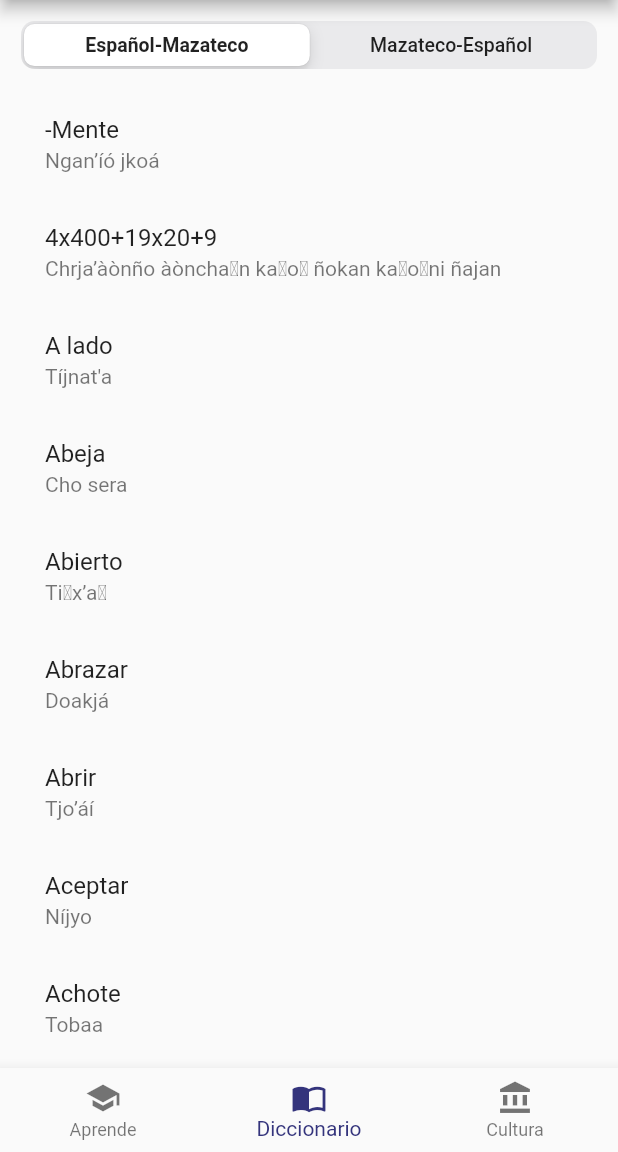
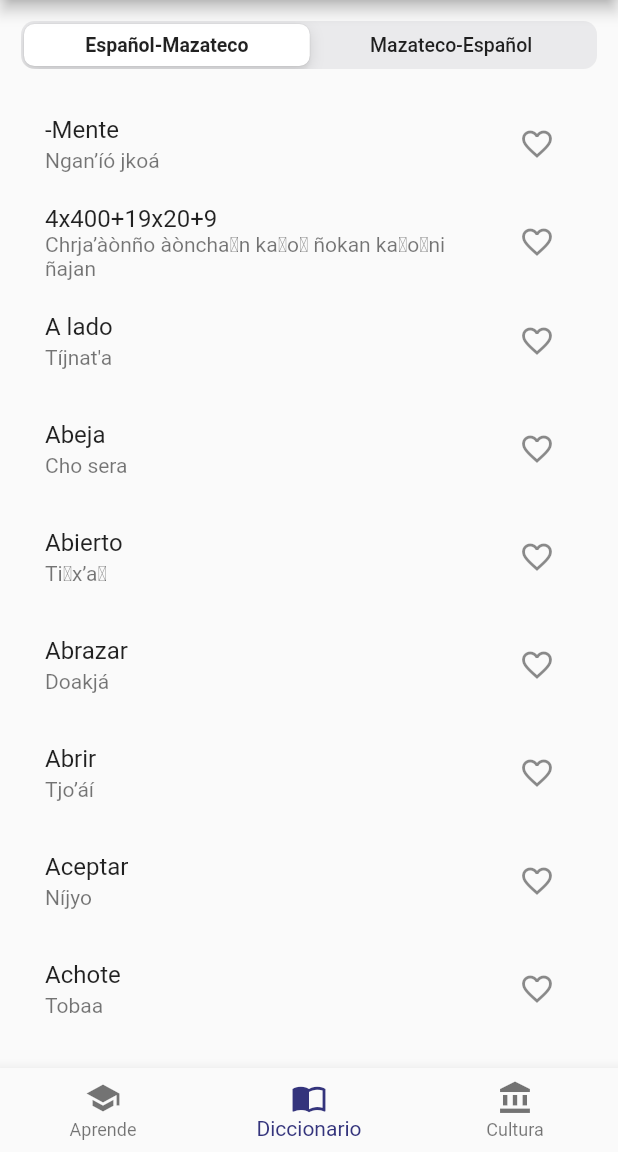
Before and after one commit to miyotl/miyotl, a Flutter app: the HomePage screen opened by its route, on a phone screen of 412 x 824 dp, the part 84-1236 px from its top. Run offline on Flutter 3.47's test engine with Material 2 defaults, Android fonts, the phone set to English and light mode, and no system bars; drawn by our look-alikes of auto_size_text; our stand-ins replace cached_network_image, firebase_analytics, firebase_auth, firebase_core, flutter_signin_button, google_fonts and 7 more; missing offline and left inert: flutter_facebook_auth, flutter_inappwebview, flutter_json_widget, google_api_availability, system_settings; accounts and stored records are empty; network calls fail; statements that could not run were skipped.

Commit message:
Es la actualización, gabo

```diff
--- a/lib/models/constants.dart
+++ b/lib/models/constants.dart
@@ -51,6 +51,7 @@ class AppColors {
   static Color rosa = Color(0xFFCC3C74);
   static Color azulVerdoso = Color(0xFF146484);
   static Color azulClaro = Color(0xff0cc3fb);
+  static Color azulCard = Color(0x37334B);
   //static Color verdePrueba = Color(0xff3BCD95);
 }
 
@@ -58,8 +59,11 @@ class AppColors {
 ThemeData dark_theme = ThemeData(
   visualDensity: VisualDensity.adaptivePlatformDensity,
   brightness: Brightness.dark,
-  accentColor: AppColors.pink,
-  primaryColor: AppColors.teal,
+  accentColor: AppColors.azulClaro,
+  primaryColor: AppColors.lightPink,
+  primarySwatch: Colors.pink,
+
+  /// TODO: poner uno ms claro
   appBarTheme: AppBarTheme(
     iconTheme: IconThemeData(
       color: AppColors.darkBlue,
@@ -67,6 +71,7 @@ ThemeData dark_theme = ThemeData(
   ),
   scaffoldBackgroundColor: AppColors.darkBlue,
   canvasColor: AppColors.darkBlue,
+  cardColor: AppColors.azulCard,
 );
 
 ThemeData new_light_theme = ThemeData(
--- a/lib/screens/culture.dart
+++ b/lib/screens/culture.dart
@@ -120,7 +120,10 @@ class CulturePage extends StatelessWidget {
             crossAxisCount: 1,
             crossAxisSpacing: 10,
             mainAxisSpacing: 10,
-            padding: EdgeInsets.all(10),
+            padding: EdgeInsets.symmetric(
+              vertical: 10,
+              horizontal: 0,
+            ),
             children: <Widget>[
               for (CultureEntry entry in state.culture)
                 CultureCard(entry: entry),
--- a/lib/screens/dictionary.dart
+++ b/lib/screens/dictionary.dart
@@ -26,16 +26,16 @@ ListTile buildListTile(
     },
 
     /// TODO(devillove): Implement this functionality
-    // trailing: IconButton(
-    //   icon: Icon(Icons.favorite_border),
-    //   onPressed: () {
-    //     Scaffold.of(context).showSnackBar(
-    //       SnackBar(
-    //         content: Text('Funcionalidad no implementada'),
-    //       ),
-    //     );
-    //   },
-    // ),
+    trailing: IconButton(
+      icon: Icon(Icons.favorite_border),
+      onPressed: () {
+        Scaffold.of(context).showSnackBar(
+          SnackBar(
+            content: Text('Funcionalidad no implementada'),
+          ),
+        );
+      },
+    ),
   );
 }
 
--- a/lib/screens/onboarding.dart
+++ b/lib/screens/onboarding.dart
@@ -72,7 +72,7 @@ class _OnboardingPageState extends State<OnboardingPage> {
                     SizedBox(
                       width: MediaQuery.of(context).size.width * 0.75,
                       child: Text(
-                        'Nuestras lenguas prehispánicas son hoy raíz y vuelo luminoso de unión y paz.',
+                        'Nuestras lenguas mexicanas son hoy raíz y vuelo luminoso de unión y paz.',
                         style: GoogleFonts.rubik().copyWith(
                           fontSize: 16,
                           color: Colors.black,
--- a/lib/screens/sign_in.dart
+++ b/lib/screens/sign_in.dart
@@ -261,7 +261,7 @@ class SignInPage extends StatelessWidget {
                             builder: (context) => AlertDialog(
                               title: Text('Pregunta'),
                               content: Text(
-                                  '¿Estás seguro que quieres iniciar sesión como invitado? No podremos enviarte correos con actualizaciones sobre el proyecto...'),
+                                  '¿Estás seguro que quieres iniciar sesión como invitado? No podremos enviarte correos con actualizaciones sobre el proyecto.'),
                               actions: [
                                 TextButton(
                                   child: Text('Sí, estoy seguro'),
@@ -271,7 +271,7 @@ class SignInPage extends StatelessWidget {
                                   },
                                 ),
                                 TextButton(
-                                  child: Text('No, déjame iniciar sesión...'),
+                                  child: Text('No, prefiero iniciar sesión'),
                                   onPressed: () {
                                     Navigator.of(context).pop();
                                   },
--- a/pubspec.yaml
+++ b/pubspec.yaml
@@ -32,7 +32,7 @@ dependencies:
   provider: ^4.1.1
   shared_preferences: '>=0.5.12+4 <2.0.0'
   share:
-  flutter_inappwebview:
+  flutter_inappwebview: ^4.0.0 # TODO: migrate to latest version
   liquid_swipe: ^1.5.0
   cached_network_image: ^2.5.0
   flutter_signin_button: ^1.1.0
```
Also changed, not shown: 1 other file.
